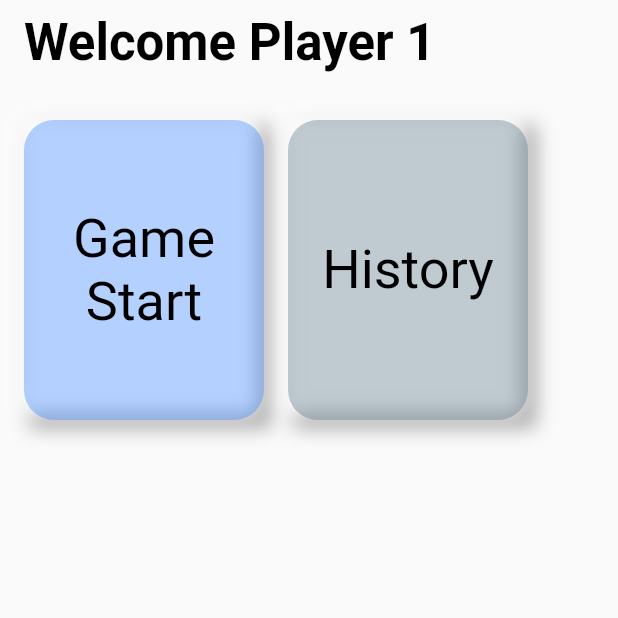
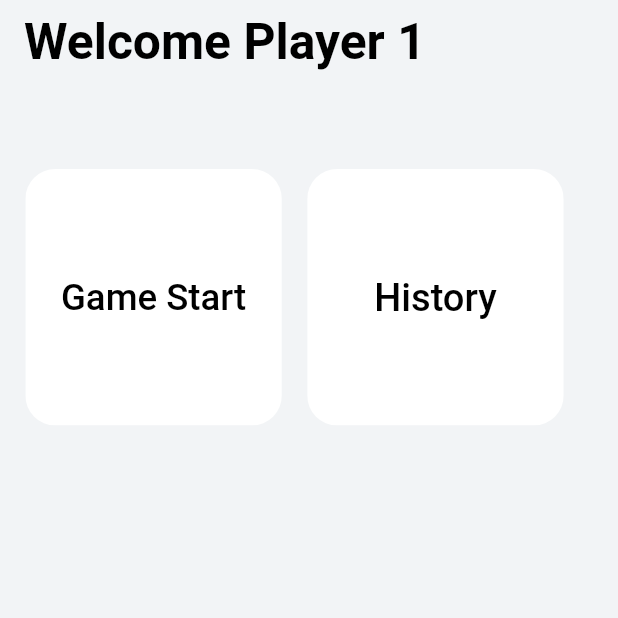
Before and after one commit to mosiccan/tennis_score_app, a Flutter app: the screen it shows after launch, on a phone screen of 412 x 824 dp, the top half of it. Run offline on Flutter 3.47's test engine with Material 2 defaults, Android fonts, the phone set to English and light mode, and no system bars; our stand-ins replace flutter_screenutil; missing offline and left inert: pixel_perfect.

Commit message:
feat : 반응형 위젯으로 리팩토링
위젯 크기, 색깔 변경
배경색 변경

```diff
--- a/lib/main.dart
+++ b/lib/main.dart
@@ -20,7 +20,7 @@ class MainMenu extends StatelessWidget {
           theme: ThemeData(
             primarySwatch: Colors.green,
           ),
-          home: const MyHomePage(title: 'Tennis Score System'),
+          home: const MyHomePage(title: 'Tennis Score System',),
         );
       },
     );
@@ -40,41 +40,27 @@ class _MyHomePageState extends State<MyHomePage> {
   @override
   Widget build(BuildContext context) {
     return Scaffold(
+      backgroundColor: Color(0xfff2f4f6),
       appBar: AppBar(
         centerTitle: false,
         title: Text("Welcome Player 1",
           style:
           TextStyle(
             color: Colors.black,
-            fontSize: 34,
+            fontSize: 34.sp,
             fontWeight: FontWeight.bold,
           ),
         ),
         backgroundColor: Colors.transparent,
         elevation: 0.0,
       ),
-      body: Column(
+      body: Padding(
+        padding: EdgeInsets.symmetric(horizontal: 16.w, vertical: 58.h), // 양쪽 마진 (여백)
+        child: Column(
           children: [
             Row(
               children: [
                 Container(
-                margin: EdgeInsets.fromLTRB(16, 24, 8, 16),
-                decoration: BoxDecoration(
-                    boxShadow: [
-                      BoxShadow(
-                        color: Colors.grey,
-                        offset: Offset(4.0, 4.0),
-                        blurRadius: 10.0,
-                        spreadRadius: 1.0,
-                      ),
-                      BoxShadow(
-                        color: Colors.white,
-                        offset: Offset(-4.0, -4.0),
-                        blurRadius: 10.0,
-                        spreadRadius: 1.0,
-                      )
-                    ]
-                ),
                   child: InkWell(
                     child: ClipRRect(
                       child: Container(
@@ -82,13 +68,14 @@ class _MyHomePageState extends State<MyHomePage> {
                         child: Text( "Game Start",
                           style: TextStyle(
                             color: Colors.black,
-                          fontSize: 36,
+                            fontSize: 25.sp,
+                            fontWeight: FontWeight.w500,
                           ),
                           textAlign: TextAlign.center,
                         ),
-                      width: 160, // 160
-                      height: 200,  // 180
-                      color: Colors.blueAccent.withOpacity(0.4),
+                        width: 171, // 160
+                        height: 171,  // 180
+                        color: Colors.white,
                       ),
                       borderRadius: BorderRadius.circular(20),
                     ),
@@ -98,24 +85,8 @@ class _MyHomePageState extends State<MyHomePage> {
                     },
                   ),
                 ),
+                SizedBox(width: 16.w,),
                 Container(
-                margin: EdgeInsets.fromLTRB(8, 24, 16, 16),
-                decoration: BoxDecoration(
-                  boxShadow: [
-                    BoxShadow(
-                      color: Colors.grey,
-                      offset: Offset(4.0, 4.0),
-                      blurRadius: 10.0,
-                      spreadRadius: 1.0,
-                    ),
-                    BoxShadow(
-                      color: Colors.white,
-                      offset: Offset(-4.0, -4.0),
-                      blurRadius: 10.0,
-                      spreadRadius: 1.0,
-                    )
-                  ]
-                ),
                   child: InkWell(
                     child: ClipRRect(
                       child: Container(
@@ -123,13 +94,13 @@ class _MyHomePageState extends State<MyHomePage> {
                         child: Text( "History",
                           style: TextStyle(
                             color: Colors.black,
-                          fontSize: 36,
+                            fontSize: 26.sp,
+                            fontWeight: FontWeight.w500,
                           ),
-                        textAlign: TextAlign.center,
                         ),
-                      width: 160, // 160
-                      height: 200,  // 180
-                      color: Colors.blueGrey.withOpacity(0.4),
+                        width: 171, // 160
+                        height: 171,  // 180
+                        color: Colors.white,
                       ),
                       borderRadius: BorderRadius.circular(20),
                     ),
@@ -140,6 +111,7 @@ class _MyHomePageState extends State<MyHomePage> {
             ),
           ],
         ),
+      ),
     );
   }
 }
```
Lines whose indentation alone changed are shown as unchanged.
